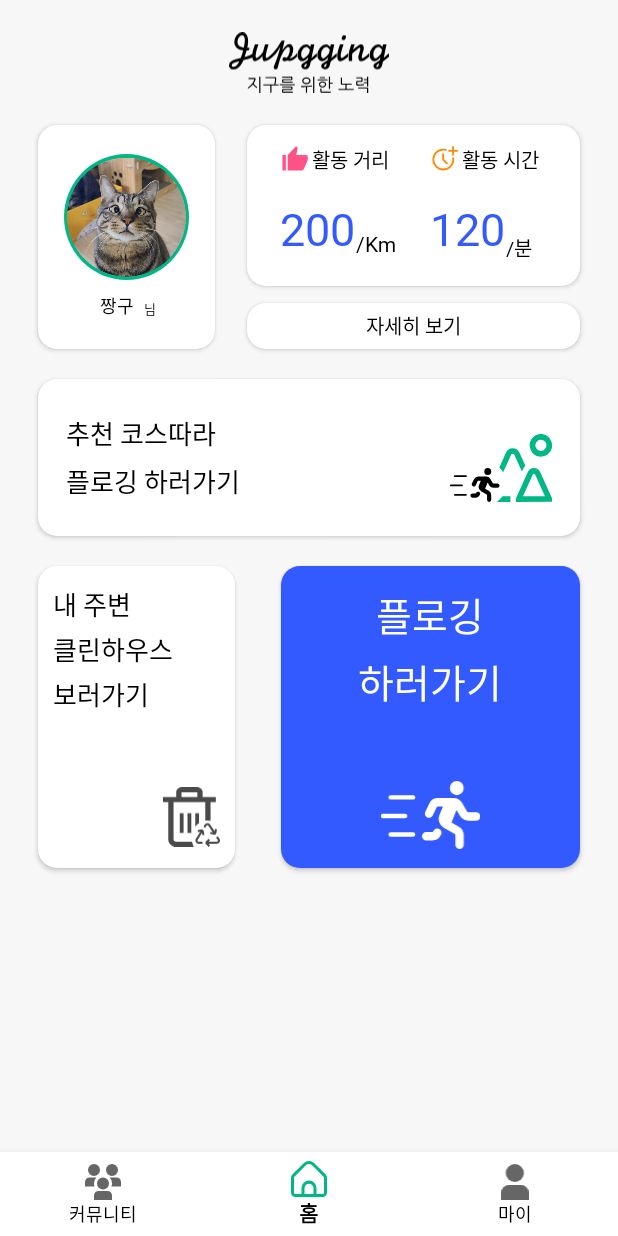
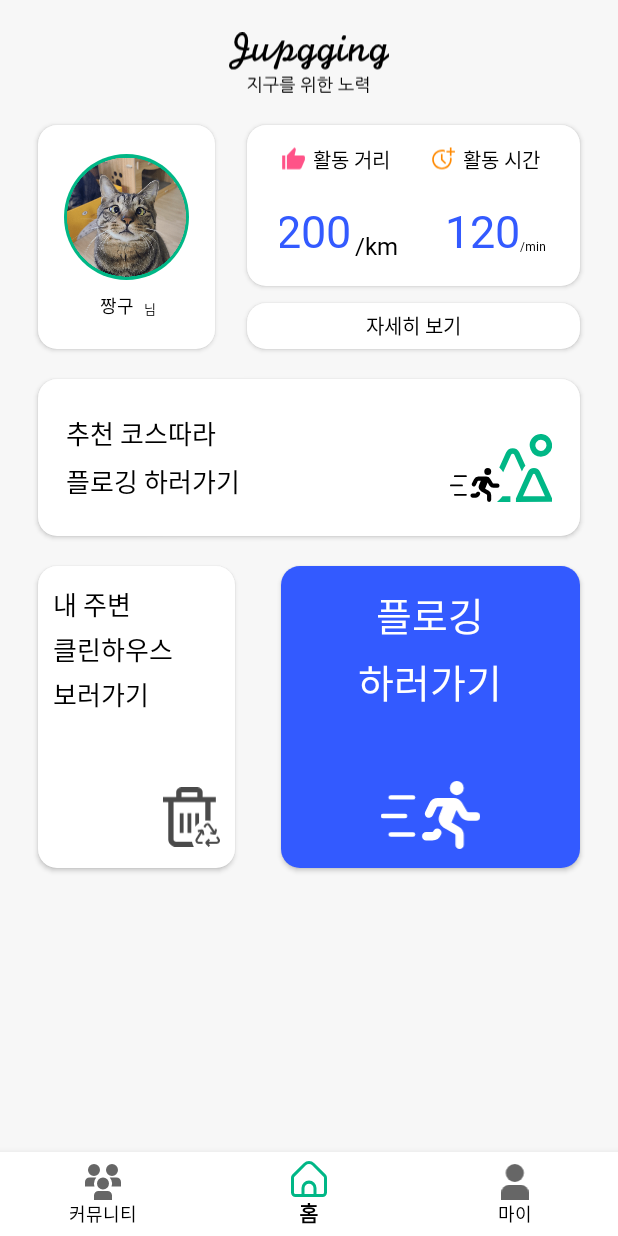
Before and after one commit to To-be-young/Jubgging_AOS, an Android app: the screen it shows after launch (MainActivity), on a phone screen of 412 x 824 dp. Run offline under Robolectric (Android 15) with nearby library versions, the phone set to English and light mode, and no system bars; our stand-ins replace data binding, navigation-ui.

Commit message:
home distance_cl, time_cl 수정

```diff
--- a/Jubgging/app/src/main/res/layout/fragment_home.xml
+++ b/Jubgging/app/src/main/res/layout/fragment_home.xml
@@ -203,7 +203,7 @@
 
                                 <ImageView
                                     android:id="@+id/home_user_distance_tt_iv"
-                                    android:layout_width="wrap_content"
+                                    android:layout_width="0dp"
                                     android:layout_height="0dp"
                                     android:adjustViewBounds="true"
                                     android:src="@drawable/icon_thumb_up_drawable"
@@ -218,13 +218,14 @@
                                     android:id="@+id/home_user_distance_tt_tv"
                                     android:layout_width="0dp"
                                     android:layout_height="match_parent"
-                                    android:layout_marginStart="@dimen/_3dp"
                                     android:autoSizeMaxTextSize="20dp"
                                     android:autoSizeMinTextSize="1dp"
                                     android:autoSizeStepGranularity="1dp"
                                     android:autoSizeTextType="uniform"
                                     android:includeFontPadding="false"
                                     android:text="활동 거리"
+                                    android:gravity="center"
+                                    app:layout_constraintWidth_percent="0.78"
                                     android:theme="@style/regularBlackTextTheme"
                                     app:layout_constraintBottom_toBottomOf="parent"
                                     app:layout_constraintEnd_toEndOf="parent"
@@ -256,6 +257,7 @@
                                     android:autoSizeTextType="uniform"
                                     android:includeFontPadding="false"
                                     android:text="200"
+                                    android:gravity="end|center"
                                     android:theme="@style/boldBlueTextTheme"
 
                                     app:layout_constraintBottom_toBottomOf="@+id/home_user_distance_unit_tv"
@@ -275,7 +277,10 @@
                                     android:autoSizeStepGranularity="1dp"
                                     android:autoSizeTextType="uniform"
                                     android:includeFontPadding="false"
-                                    android:text="/Km"
+                                    android:text="/km"
+                                    android:gravity="center"
+                                    app:layout_constraintDimensionRatio="1:0.56"
+
                                     android:theme="@style/regularBlackTextTheme"
                                     app:layout_constraintBottom_toBottomOf="parent"
                                     app:layout_constraintEnd_toEndOf="parent"
@@ -314,7 +319,7 @@
 
                                 <ImageView
                                     android:id="@+id/home_user_time_tt_iv"
-                                    android:layout_width="wrap_content"
+                                    android:layout_width="0dp"
                                     android:layout_height="match_parent"
                                     android:adjustViewBounds="true"
                                     android:src="@drawable/icon_more_time_drawable"
@@ -329,11 +334,11 @@
                                     android:id="@+id/home_user_time_tt_tv"
                                     android:layout_width="0dp"
                                     android:layout_height="match_parent"
-                                    android:layout_marginStart="@dimen/_3dp"
                                     android:autoSizeMaxTextSize="20dp"
                                     android:autoSizeMinTextSize="1dp"
                                     android:autoSizeStepGranularity="1dp"
                                     android:autoSizeTextType="uniform"
+                                    android:gravity="center"
                                     android:includeFontPadding="false"
                                     android:text="활동 시간"
                                     android:theme="@style/regularBlackTextTheme"
@@ -341,7 +346,8 @@
                                     app:layout_constraintEnd_toEndOf="parent"
                                     app:layout_constraintHorizontal_bias="0.5"
                                     app:layout_constraintStart_toEndOf="@+id/home_user_time_tt_iv"
-                                    app:layout_constraintTop_toTopOf="parent" />
+                                    app:layout_constraintTop_toTopOf="parent"
+                                    app:layout_constraintWidth_percent="0.78" />
                             </androidx.constraintlayout.widget.ConstraintLayout>
 
                             <androidx.constraintlayout.widget.ConstraintLayout
@@ -366,6 +372,8 @@
                                     android:autoSizeTextType="uniform"
                                     android:includeFontPadding="false"
                                     android:text="120"
+                                    android:gravity="end|center_vertical"
+                                    app:layout_constraintDimensionRatio="1:0.64"
                                     android:theme="@style/boldBlueTextTheme"
                                     app:layout_constraintBottom_toBottomOf="parent"
                                     app:layout_constraintEnd_toStartOf="@+id/home_user_time_unit_tv"
@@ -373,7 +381,7 @@
                                     app:layout_constraintHorizontal_chainStyle="packed"
                                     app:layout_constraintStart_toStartOf="parent"
                                     app:layout_constraintTop_toTopOf="parent"
-                                    app:layout_constraintWidth_percent="0.65" />
+                                   />
 
                                 <TextView
                                     android:id="@+id/home_user_time_unit_tv"
@@ -384,11 +392,13 @@
                                     android:autoSizeStepGranularity="1dp"
                                     android:autoSizeTextType="uniform"
                                     android:includeFontPadding="false"
-                                    android:text="/분"
+                                    app:layout_constraintHeight_percent="0.5"
+                                    android:text="/min"
+                                    android:gravity="center"
+
                                     android:theme="@style/regularBlackTextTheme"
                                     app:layout_constraintBottom_toBottomOf="parent"
                                     app:layout_constraintEnd_toEndOf="parent"
-                                    app:layout_constraintHeight_percent="0.5"
                                     app:layout_constraintHorizontal_bias="0.5"
                                     app:layout_constraintStart_toEndOf="@+id/home_user_time_tv" />
 
```
